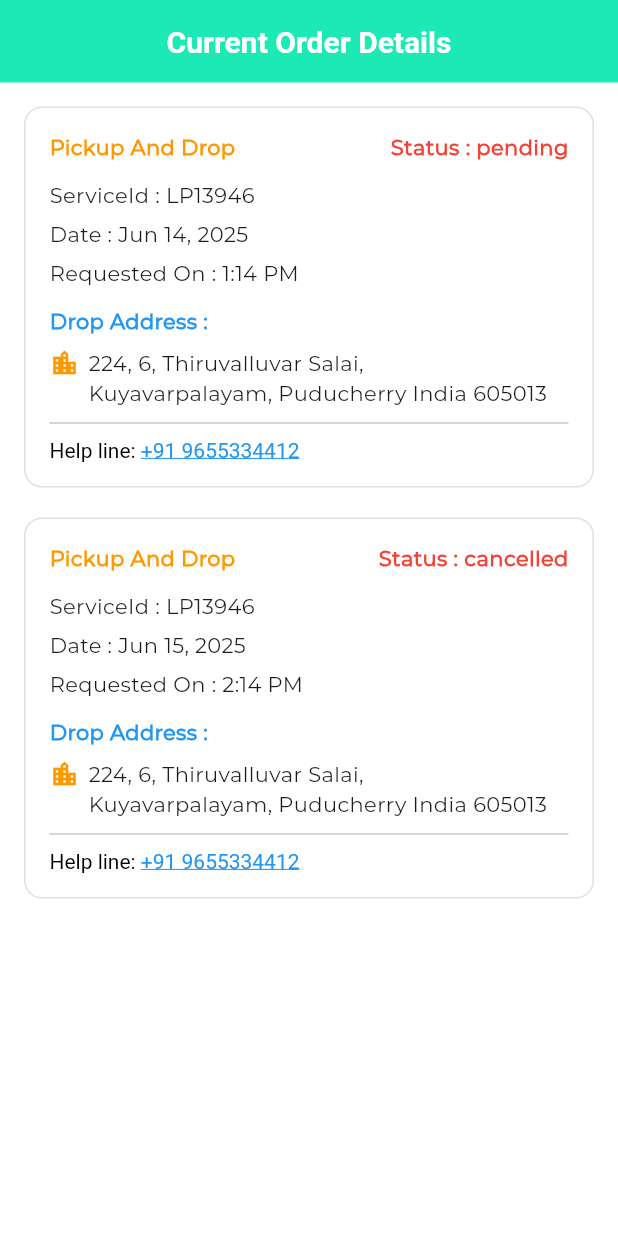
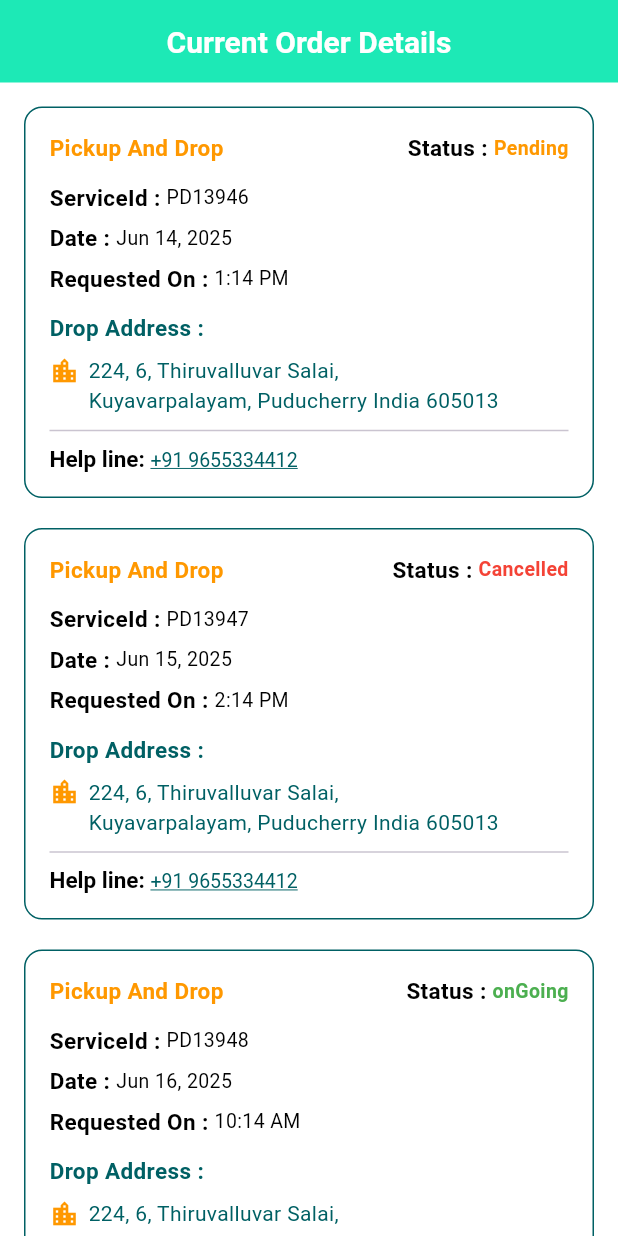
Before and after one commit to GayathriAravind1986/sentinixEcommerce, a Flutter app: the OrderScreenView screen opened directly, on a phone screen of 412 x 824 dp. Run offline on Flutter 3.47's test engine with Material 3 defaults, Android fonts, the phone set to English and light mode, and no system bars; drawn by our look-alikes of overlay_support; our stand-ins replace dio, flutter_bloc, image_picker, intl_phone_field, pin_code_fields, shared_preferences and 2 more; accounts and stored records are empty; Roboto replaces fonts that are missing (Montserrat); project files that could hold a hidden picture were left out.

Commit message:
current order status fixed

```diff
--- a/lib/Reusable/text_styles.dart
+++ b/lib/Reusable/text_styles.dart
@@ -264,6 +264,8 @@ class MyTextStyle {
     Color color, {
     FontWeight? weight,
     FontStyle? fontStyle,
+    Color? decorationColor,
+    TextDecoration? textDecoration,
   }) {
     return TextStyle(
       fontFamily: "Montserrat",
@@ -271,6 +273,8 @@ class MyTextStyle {
       fontSize: 13,
       fontStyle: fontStyle ?? FontStyle.normal,
       fontWeight: weight ?? FontWeight.w500,
+      decoration: textDecoration,
+      decorationColor: decorationColor,
     );
   }
 
--- a/lib/UI/UserApp/Landing/Notifications/notification.dart
+++ b/lib/UI/UserApp/Landing/Notifications/notification.dart
@@ -40,7 +40,19 @@ class _NotificationScreenViewState extends State<NotificationScreenView> {
     NotificationItem(
       title: 'PRO DELIVERZ',
       message: 'Your Service has been Completed.\nThank you for choosing us',
-      serviceId: 'LPI3946',
+      serviceId: 'PDI3946',
+      dateTime: 'Jun 14, 2025  2:07 PM',
+    ),
+    NotificationItem(
+      title: 'PRO DELIVERZ',
+      message: 'Your Service has been Completed.\nThank you for choosing us',
+      serviceId: 'PDI3946',
+      dateTime: 'Jun 14, 2025  2:07 PM',
+    ),
+    NotificationItem(
+      title: 'PRO DELIVERZ',
+      message: 'Your Service has been Completed.\nThank you for choosing us',
+      serviceId: 'PDI3946',
       dateTime: 'Jun 14, 2025  2:07 PM',
     ),
     NotificationItem(
@@ -52,25 +64,13 @@ class _NotificationScreenViewState extends State<NotificationScreenView> {
     NotificationItem(
       title: 'PRO DELIVERZ',
       message: 'Your Service has been Completed.\nThank you for choosing us',
-      serviceId: 'LPI3946',
+      serviceId: 'PDI3946',
       dateTime: 'Jun 14, 2025  2:07 PM',
     ),
     NotificationItem(
       title: 'PRO DELIVERZ',
       message: 'Your Service has been Completed.\nThank you for choosing us',
-      serviceId: 'LPI3946',
-      dateTime: 'Jun 14, 2025  2:07 PM',
-    ),
-    NotificationItem(
-      title: 'PRO DELIVERZ',
-      message: 'Your Service has been Completed.\nThank you for choosing us',
-      serviceId: 'LPI3946',
-      dateTime: 'Jun 14, 2025  2:07 PM',
-    ),
-    NotificationItem(
-      title: 'PRO DELIVERZ',
-      message: 'Your Service has been Completed.\nThank you for choosing us',
-      serviceId: 'LPI3946',
+      serviceId: 'PDI3946',
       dateTime: 'Jun 14, 2025  2:07 PM',
     ),
   ];
@@ -116,7 +116,7 @@ class _NotificationScreenViewState extends State<NotificationScreenView> {
                     crossAxisAlignment: CrossAxisAlignment.start,
                     children: [
                       Text(item.title,
-                          style: MyTextStyle.f16(appSecondaryColor,
+                          style: MyTextStyle.f16(orangeColor,
                               weight: FontWeight.bold)),
                       const SizedBox(height: 6),
                       Text(item.message,
--- a/lib/UI/UserApp/Landing/OrderScreen/order_screen.dart
+++ b/lib/UI/UserApp/Landing/OrderScreen/order_screen.dart
@@ -53,19 +53,28 @@ class _OrderScreenViewState extends State<OrderScreenView> {
   bool orderLoad = true;
   final List<CurrentOrder> orders = [
     CurrentOrder(
-      serviceId: 'LP13946',
+      serviceId: 'PD13946',
       date: 'Jun 14, 2025',
       time: '1:14 PM',
-      status: 'pending',
+      status: 'Pending',
       dropAddress:
           '224, 6, Thiruvalluvar Salai,\nKuyavarpalayam, Puducherry India 605013',
       phoneNumber: '+91 9655334412',
     ),
     CurrentOrder(
-      serviceId: 'LP13946',
+      serviceId: 'PD13947',
       date: 'Jun 15, 2025',
       time: '2:14 PM',
-      status: 'cancelled',
+      status: 'Cancelled',
+      dropAddress:
+          '224, 6, Thiruvalluvar Salai,\nKuyavarpalayam, Puducherry India 605013',
+      phoneNumber: '+91 9655334412',
+    ),
+    CurrentOrder(
+      serviceId: 'PD13948',
+      date: 'Jun 16, 2025',
+      time: '10:14 AM',
+      status: 'onGoing',
       dropAddress:
           '224, 6, Thiruvalluvar Salai,\nKuyavarpalayam, Puducherry India 605013',
       phoneNumber: '+91 9655334412',
@@ -90,9 +99,9 @@ class _OrderScreenViewState extends State<OrderScreenView> {
             padding: const EdgeInsets.all(16),
             margin: const EdgeInsets.only(bottom: 20),
             decoration: BoxDecoration(
-              color: Colors.white,
+              color: whiteColor,
               borderRadius: BorderRadius.circular(12),
-              border: Border.all(color: Colors.grey.shade300),
+              border: Border.all(color: appSecondaryColor),
             ),
             child: Column(
               crossAxisAlignment: CrossAxisAlignment.start,
@@ -100,47 +109,75 @@ class _OrderScreenViewState extends State<OrderScreenView> {
                 Row(
                   mainAxisAlignment: MainAxisAlignment.spaceBetween,
                   children: [
-                    Text(
-                      'Pickup And Drop',
-                      style: TextStyle(
-                        color: Colors.orange,
-                        fontWeight: FontWeight.bold,
-                      ),
-                    ),
-                    Text(
-                      'Status : ${order.status}',
-                      style: TextStyle(
-                        color: Colors.red,
-                        fontWeight: FontWeight.bold,
-                      ),
+                    Text('Pickup And Drop',
+                        style: MyTextStyle.f15(orangeColor,
+                            weight: FontWeight.bold)),
+                    Row(
+                      children: [
+                        Text('Status : ',
+                            style: MyTextStyle.f15(blackColor,
+                                weight: FontWeight.bold)),
+                        Text(order.status,
+                            style: MyTextStyle.f13(
+                                order.status == "Pending"
+                                    ? orangeColor
+                                    : order.status == "Cancelled"
+                                        ? redColor
+                                        : greenColor,
+                                weight: FontWeight.bold)),
+                      ],
                     ),
                   ],
                 ),
                 const SizedBox(height: 12),
-                Text('ServiceId : ${order.serviceId}'),
+                Row(
+                  children: [
+                    Text('ServiceId : ',
+                        style: MyTextStyle.f15(blackColor,
+                            weight: FontWeight.bold)),
+                    Text(order.serviceId,
+                        style: MyTextStyle.f13(blackColor,
+                            weight: FontWeight.w400)),
+                  ],
+                ),
                 const SizedBox(height: 6),
-                Text('Date : ${order.date}'),
+                Row(
+                  children: [
+                    Text('Date : ',
+                        style: MyTextStyle.f15(blackColor,
+                            weight: FontWeight.bold)),
+                    Text(order.date,
+                        style: MyTextStyle.f13(blackColor,
+                            weight: FontWeight.w400)),
+                  ],
+                ),
                 const SizedBox(height: 6),
-                Text('Requested On : ${order.time}'),
+                Row(
+                  children: [
+                    Text('Requested On : ',
+                        style: MyTextStyle.f15(blackColor,
+                            weight: FontWeight.bold)),
+                    Text(order.time,
+                        style: MyTextStyle.f13(blackColor,
+                            weight: FontWeight.w400)),
+                  ],
+                ),
                 const SizedBox(height: 12),
-                const Text(
-                  'Drop Address :',
-                  style: TextStyle(
-                    color: Colors.blue,
-                    fontWeight: FontWeight.bold,
-                  ),
-                ),
+                Text('Drop Address :',
+                    style: MyTextStyle.f15(appSecondaryColor,
+                        weight: FontWeight.bold)),
                 const SizedBox(height: 8),
                 Row(
                   crossAxisAlignment: CrossAxisAlignment.start,
                   children: [
                     const Icon(Icons.location_city,
-                        color: Colors.orange, size: 20),
+                        color: orangeColor, size: 20),
                     const SizedBox(width: 6),
                     Expanded(
                       child: Text(
                         order.dropAddress,
-                        style: const TextStyle(fontSize: 14),
+                        style: MyTextStyle.f14(appSecondaryColor,
+                            weight: FontWeight.w400),
                       ),
                     ),
                   ],
@@ -149,15 +186,14 @@ class _OrderScreenViewState extends State<OrderScreenView> {
                 RichText(
                   text: TextSpan(
                     text: 'Help line: ',
-                    style: const TextStyle(color: Colors.black),
+                    style: MyTextStyle.f15(blackColor, weight: FontWeight.bold),
                     children: [
                       TextSpan(
-                        text: order.phoneNumber,
-                        style: const TextStyle(
-                          color: Colors.blue,
-                          decoration: TextDecoration.underline,
-                        ),
-                      )
+                          text: order.phoneNumber,
+                          style: MyTextStyle.f13(appSecondaryColor,
+                              weight: FontWeight.w400,
+                              textDecoration: TextDecoration.underline,
+                              decorationColor: appSecondaryColor))
                     ],
                   ),
                 )
--- a/lib/UI/UserApp/Landing/Profile/MyOrders/my_order_screen.dart
+++ b/lib/UI/UserApp/Landing/Profile/MyOrders/my_order_screen.dart
@@ -36,21 +36,21 @@ class _MyOrderScreenViewState extends State<MyOrderScreenView> {
   final List<Map<String, String>> orders = const [
     {
       'type': 'Parcel PickupAndDrop',
-      'orderNumber': 'LP13946',
+      'orderNumber': 'PD13946',
       'date': 'Jun 14, 2025, 1:14PM',
       'amount': '40.40',
       'status': 'pending',
     },
     {
       'type': 'Parcel PickupAndDrop',
-      'orderNumber': 'LP13947',
+      'orderNumber': 'PD13947',
       'date': 'Jun 15, 2025, 2:30PM',
       'amount': '60.00',
       'status': 'onGoing',
     },
     {
       'type': 'Person PickupAndDrop',
-      'orderNumber': 'LP13948',
+      'orderNumber': 'PD13948',
       'date': 'Jun 16, 2025, 4:30PM',
       'amount': '80.00',
       'status': 'Cancelled',
```
